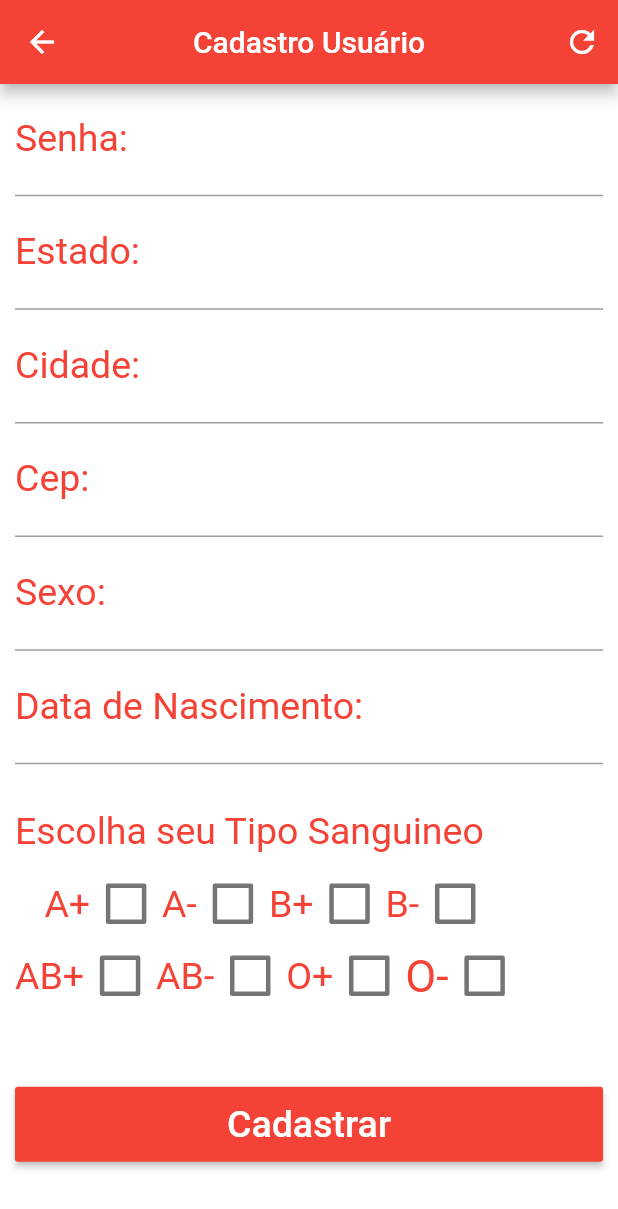
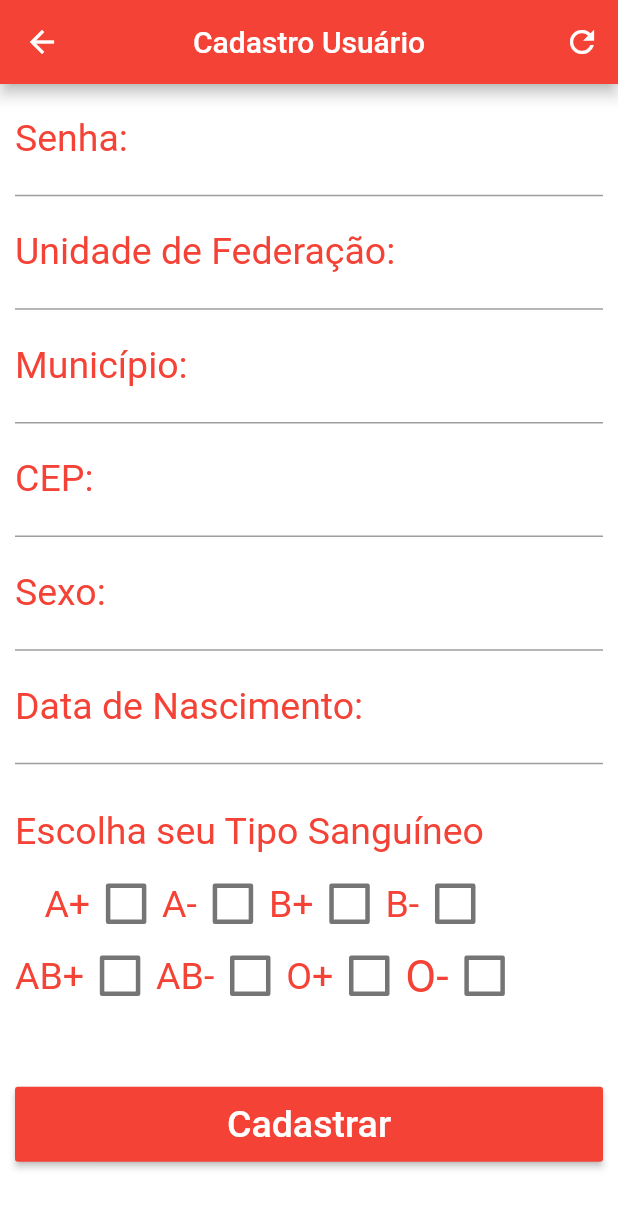
Before and after one commit to LuisFernandoBR2019/Help-Life-Mobile, a Flutter app: the CadUserPage screen opened directly, scrolled down 424 dp, on a phone screen of 412 x 824 dp. Shown: the top 1209 px of the screen. Run offline on Flutter 3.47's test engine with Material 2 defaults, Android fonts, the phone set to English and light mode, and no system bars; our stand-ins replace share.

Commit message:
Ajuste Strings

```diff
--- a/lib/page/cadastroHemocentro.dart
+++ b/lib/page/cadastroHemocentro.dart
@@ -5,7 +5,7 @@ import 'dart:convert';
 
 import 'login.dart';
 
-const _request = "http://192.168.0.104:9006/api/v1/helplife/hemocentro";
+const _request = "http://192.168.0.105:9006/api/v1/helplife/hemocentro";
 
 class CadHemoPage extends StatefulWidget {
   @override
@@ -143,7 +143,7 @@ class _CadHemoPageState extends State<CadHemoPage> {
                   TextFormField(
                     keyboardType: TextInputType.text,
                     decoration: InputDecoration(
-                        labelText: "Telefone:",
+                        labelText: "Número de Telefone:",
                         labelStyle: TextStyle(color: Colors.red)),
                     textAlign: TextAlign.center,
                     style: TextStyle(color: Colors.red, fontSize: 25.0),
@@ -186,35 +186,35 @@ class _CadHemoPageState extends State<CadHemoPage> {
                   TextFormField(
                     keyboardType: TextInputType.text,
                     decoration: InputDecoration(
-                        labelText: "Estado:",
+                        labelText: "Unidade de Federação:",
                         labelStyle: TextStyle(color: Colors.red)),
                     textAlign: TextAlign.center,
                     style: TextStyle(color: Colors.red, fontSize: 25.0),
                     controller: estadoController,
                     validator: (value) {
                       if (value.isEmpty) {
-                        return "Insira seu Estado!";
+                        return "Insira sua Unidade de Federação!";
                       }
                     },
                   ),
                   TextFormField(
                     keyboardType: TextInputType.text,
                     decoration: InputDecoration(
-                        labelText: "Cidade:",
+                        labelText: "Município:",
                         labelStyle: TextStyle(color: Colors.red)),
                     textAlign: TextAlign.center,
                     style: TextStyle(color: Colors.red, fontSize: 25.0),
                     controller: cidadeController,
                     validator: (value) {
                       if (value.isEmpty) {
-                        return "Insira sua Cidade!";
+                        return "Insira seu Município!";
                       }
                     },
                   ),
                   TextFormField(
                     keyboardType: TextInputType.text,
                     decoration: InputDecoration(
-                        labelText: "Cep:",
+                        labelText: "CEP:",
                         labelStyle: TextStyle(color: Colors.red)),
                     textAlign: TextAlign.center,
                     style: TextStyle(color: Colors.red, fontSize: 25.0),
--- a/lib/page/cadastroUsuario.dart
+++ b/lib/page/cadastroUsuario.dart
@@ -7,7 +7,7 @@ import 'package:http/http.dart' as http;
 
 import 'login.dart';
 
-const _request = "http://192.168.0.104:9006/api/v1/helplife/usuariocomum";
+const _request = "http://192.168.0.105:9006/api/v1/helplife/usuariocomum";
 
 class CadUserPage extends StatefulWidget {
   @override
@@ -237,35 +237,35 @@ class _CadUserPage extends State<CadUserPage> {
                   TextFormField(
                     keyboardType: TextInputType.text,
                     decoration: InputDecoration(
-                        labelText: "Estado:",
+                        labelText: "Unidade de Federação:",
                         labelStyle: TextStyle(color: Colors.red)),
                     textAlign: TextAlign.center,
                     style: TextStyle(color: Colors.red, fontSize: 25.0),
                     controller: estadoController,
                     validator: (value) {
                       if (value.isEmpty) {
-                        return "Insira seu Estado!";
+                        return "Insira sua Unidade de Federação!";
                       }
                     },
                   ),
                   TextFormField(
                     keyboardType: TextInputType.text,
                     decoration: InputDecoration(
-                        labelText: "Cidade:",
+                        labelText: "Município:",
                         labelStyle: TextStyle(color: Colors.red)),
                     textAlign: TextAlign.center,
                     style: TextStyle(color: Colors.red, fontSize: 25.0),
                     controller: cidadeController,
                     validator: (value) {
                       if (value.isEmpty) {
-                        return "Insira sua Cidade!";
+                        return "Insira seu Município!";
                       }
                     },
                   ),
                   TextFormField(
                     keyboardType: TextInputType.text,
                     decoration: InputDecoration(
-                        labelText: "Cep:",
+                        labelText: "CEP:",
                         labelStyle: TextStyle(color: Colors.red)),
                     textAlign: TextAlign.center,
                     style: TextStyle(color: Colors.red, fontSize: 25.0),
@@ -307,7 +307,7 @@ class _CadUserPage extends State<CadUserPage> {
                   Padding(
                     padding: EdgeInsets.fromLTRB(0.0, 30.0, 0.0, 10.0),
                     child: Text(
-                      "Escolha seu Tipo Sanguineo",
+                      "Escolha seu Tipo Sanguíneo",
                       style: TextStyle(color: Colors.red, fontSize: 25.0),
                     ),
                   ),
--- a/lib/page/campanhaCadastro.dart
+++ b/lib/page/campanhaCadastro.dart
@@ -8,7 +8,7 @@ import 'package:helplifeandroid/entity/usuario.dart';
 import 'package:helplifeandroid/page/campanhaView.dart';
 import 'package:http/http.dart' as http;
 
-const _request = "http://192.168.0.104:9006/api/v1/helplife/campanha";
+const _request = "http://192.168.0.105:9006/api/v1/helplife/campanha";
 
 class CampanhaCadastro extends StatefulWidget {
   final Usuario user;
@@ -22,7 +22,7 @@ class CampanhaCadastro extends StatefulWidget {
 List<dynamic> hemocentroList = null;
 List<Hemocentro> listHemocentro = List<Hemocentro>();
 Hemocentro hemo = null;
-const _requestTwo = "http://192.168.0.104:9006/api/v1/helplife/usuario";
+const _requestTwo = "http://192.168.0.105:9006/api/v1/helplife/usuario";
 
 List<Hemocentro> HemocentroList = List<Hemocentro>();
 int HemocentroID = -1;
@@ -271,7 +271,7 @@ class _CampanhaCadastroState extends State<CampanhaCadastro> {
                         TextFormField(
                           keyboardType: TextInputType.datetime,
                           decoration: InputDecoration(
-                              labelText: "Data inicio:",
+                              labelText: "Data início:",
                               labelStyle: TextStyle(color: Colors.red)),
                           textAlign: TextAlign.center,
                           style: TextStyle(color: Colors.red, fontSize: 25.0),
@@ -326,7 +326,7 @@ class _CampanhaCadastroState extends State<CampanhaCadastro> {
                         Padding(
                           padding: EdgeInsets.fromLTRB(0.0, 30.0, 0.0, 10.0),
                           child: Text(
-                            "Escolha seu Tipo Sanguineo",
+                            "Escolha seu Tipo Sanguíneo",
                             style: TextStyle(color: Colors.red, fontSize: 25.0),
                           ),
                         ),
--- a/lib/page/campanhaView.dart
+++ b/lib/page/campanhaView.dart
@@ -15,7 +15,7 @@ List<dynamic> hemocentroListAtualiza = null; //atualiza campanha
 List<Hemocentro> listHemocentroAtualiza =
     List<Hemocentro>(); //atualiza campanha
 
-const _request = "http://192.168.0.104:9006/api/v1/helplife/campanha";
+const _request = "http://192.168.0.105:9006/api/v1/helplife/campanha";
 List<dynamic> campanhas = new List<dynamic>();
 List<Campanha> listaCampanha = List<Campanha>();
 
@@ -293,9 +293,9 @@ class _MyCampanhaState extends State<MyCampanha> {
   }
 
   var ativaCampanha =
-      "http://192.168.0.104:9006/api/v1/helplife/campanha/ativa/";
+      "http://192.168.0.105:9006/api/v1/helplife/campanha/ativa/";
   var desativaCampanha =
-      "http://192.168.0.104:9006/api/v1/helplife/campanha/inativa/";
+      "http://192.168.0.105:9006/api/v1/helplife/campanha/inativa/";
 
   Future<void> ativarCampanha(int idCampanha) async {
     http.get(ativaCampanha + idCampanha.toString(), headers: <String, String>{
@@ -530,7 +530,7 @@ bool _AB1 = false;
 bool _AB2 = false;
 bool _O1 = false;
 bool _O2 = false;
-var _requestTwo = "http://192.168.0.104:9006/api/v1/helplife/campanha/";
+var _requestTwo = "http://192.168.0.105:9006/api/v1/helplife/campanha/";
 
 class _CampanhaIdSimpleState extends State<CampanhaIdSimple> {
   @override
@@ -552,7 +552,7 @@ class _CampanhaIdSimpleState extends State<CampanhaIdSimple> {
                   'Campanha de Doação de Sangue\n \n'
                   'Nome: ${campanha.nome}\n'
                   'Descrição: ${campanha.descricao}\n'
-                  'Data de inicio: ${campanha.dataInicio}\n'
+                  'Data de início: ${campanha.dataInicio}\n'
                   'Data final: ${campanha.dataFinal}\n'
                   'Criado por: ${campanha.usuario.nome}\n'
                   'Para ser doado no Hemocentro: ${campanha.hemocentro.nome}\n'
@@ -597,7 +597,7 @@ class _CampanhaIdSimpleState extends State<CampanhaIdSimple> {
                         enabled: false,
                         keyboardType: TextInputType.text,
                         decoration: InputDecoration(
-                            labelText: "Data Inicio:",
+                            labelText: "Data Início:",
                             labelStyle: TextStyle(color: Colors.red)),
                         textAlign: TextAlign.center,
                         style: TextStyle(color: Colors.red, fontSize: 25.0),
@@ -646,7 +646,7 @@ class _CampanhaIdSimpleState extends State<CampanhaIdSimple> {
                       Padding(
                         padding: EdgeInsets.fromLTRB(0.0, 30.0, 0.0, 10.0),
                         child: Text(
-                          "Tipo Sanguineo:",
+                          "Tipo Sanguíneo:",
                           style: TextStyle(color: Colors.red, fontSize: 25.0),
                         ),
                       ),
@@ -761,7 +761,7 @@ bool __AB1 = false;
 bool __AB2 = false;
 bool __O1 = false;
 bool __O2 = false;
-const _requestThree = "http://192.168.0.104:9006/api/v1/helplife/usuario";
+const _requestThree = "http://192.168.0.105:9006/api/v1/helplife/usuario";
 
 class atualizaCampanha extends StatefulWidget {
   final Usuario user;
@@ -1078,14 +1078,14 @@ class _UpdateState extends State<Update> {
               TextFormField(
                 keyboardType: TextInputType.datetime,
                 decoration: InputDecoration(
-                    labelText: "Data inicio:",
+                    labelText: "Data início:",
                     labelStyle: TextStyle(color: Colors.red)),
                 textAlign: TextAlign.center,
                 style: TextStyle(color: Colors.red, fontSize: 25.0),
                 controller: dataInicioController,
                 validator: (value) {
                   if (value.isEmpty) {
-                    return "Insira a data de inicio!";
+                    return "Insira a data de início!";
                   }
                 },
               ),
@@ -1132,7 +1132,7 @@ class _UpdateState extends State<Update> {
               Padding(
                 padding: EdgeInsets.fromLTRB(0.0, 30.0, 0.0, 10.0),
                 child: Text(
-                  "Escolha seu Tipo Sanguineo",
+                  "Escolha seu Tipo Sanguíneo",
                   style: TextStyle(color: Colors.red, fontSize: 25.0),
                 ),
               ),
--- a/lib/page/login.dart
+++ b/lib/page/login.dart
@@ -12,7 +12,7 @@ import 'package:http/http.dart' as http;
 import 'cadastroHemocentro.dart';
 import 'cadastroUsuario.dart';
 
-const _request = "http://192.168.0.104:9006/api/v1/helplife/login";
+const _request = "http://192.168.0.105:9006/api/v1/helplife/login";
 
 class LoginStart extends StatefulWidget {
   @override
@@ -55,7 +55,6 @@ class _LoginState extends State<LoginStart> {
     showDialog(
       context: context,
       builder: (BuildContext context) {
-        Center(child: CircularProgressIndicator());
         if (tipoUsuario == 0) {
           Future.delayed(Duration(seconds: 3), () {
             Navigator.push(
@@ -72,10 +71,10 @@ class _LoginState extends State<LoginStart> {
                     builder: (context) => DashboardHemocentro(user)));
           });
         }
-        // retorna um objeto do tipo Dialog
-        return AlertDialog(
-          title: new Text("Acesso efetuado com sucesso!"),
-        );
+          // retorna um objeto do tipo Dialog
+          return AlertDialog(
+            title: new Text("Acesso efetuado com sucesso!"),
+          );
       },
     );
   }
@@ -84,7 +83,6 @@ class _LoginState extends State<LoginStart> {
     showDialog(
       context: context,
       builder: (BuildContext context) {
-        Center(child: CircularProgressIndicator());
         Future.delayed(Duration(seconds: 3), () {
           Navigator.of(context).pop();
         });
--- a/lib/page/perfilHemocentro.dart
+++ b/lib/page/perfilHemocentro.dart
@@ -4,9 +4,9 @@ import 'package:flutter/material.dart';
 import 'package:helplifeandroid/entity/usuario.dart';
 import 'package:http/http.dart' as http;
 
-var _request = "http://192.168.0.104:9006/api/v1/helplife/usuario/";
+var _request = "http://192.168.0.105:9006/api/v1/helplife/usuario/";
 
-var _requestPut = "http://192.168.0.104:9006/api/v1/helplife/";
+var _requestPut = "http://192.168.0.105:9006/api/v1/helplife/";
 
 Usuario usuario = Usuario();
 
@@ -221,7 +221,7 @@ class _PerfilState extends State<Perfil> {
                 TextFormField(
                   keyboardType: TextInputType.phone,
                   decoration: InputDecoration(
-                      labelText: "Telefone:",
+                      labelText: "Número de Telefone:",
                       labelStyle: TextStyle(color: Colors.red)),
                   textAlign: TextAlign.center,
                   style: TextStyle(color: Colors.red, fontSize: 25.0),
@@ -265,35 +265,35 @@ class _PerfilState extends State<Perfil> {
                 TextFormField(
                   keyboardType: TextInputType.text,
                   decoration: InputDecoration(
-                      labelText: "Estado:",
+                      labelText: "Unidade de Federação:",
                       labelStyle: TextStyle(color: Colors.red)),
                   textAlign: TextAlign.center,
                   style: TextStyle(color: Colors.red, fontSize: 25.0),
                   controller: estadoController,
                   validator: (value) {
                     if (value.isEmpty) {
-                      return "Insira seu Estado!";
+                      return "Insira sua Unidade de Federação!";
                     }
                   },
                 ),
                 TextFormField(
                   keyboardType: TextInputType.text,
                   decoration: InputDecoration(
-                      labelText: "Cidade:",
+                      labelText: "Município:",
                       labelStyle: TextStyle(color: Colors.red)),
                   textAlign: TextAlign.center,
                   style: TextStyle(color: Colors.red, fontSize: 25.0),
                   controller: cidadeController,
                   validator: (value) {
                     if (value.isEmpty) {
-                      return "Insira sua Cidade!";
+                      return "Insira seu Município!";
                     }
                   },
                 ),
                 TextFormField(
                   keyboardType: TextInputType.text,
                   decoration: InputDecoration(
-                      labelText: "Cep:",
+                      labelText: "CEP:",
                       labelStyle: TextStyle(color: Colors.red)),
                   textAlign: TextAlign.center,
                   style: TextStyle(color: Colors.red, fontSize: 25.0),
--- a/lib/page/perfilUsuario.dart
+++ b/lib/page/perfilUsuario.dart
@@ -6,8 +6,8 @@ import 'package:helplifeandroid/entity/tipoSanguineo.dart';
 import 'package:helplifeandroid/entity/usuario.dart';
 import 'package:http/http.dart' as http;
 
-var _request = "http://192.168.0.104:9006/api/v1/helplife/usuario/";
-var _requestPut = "http://192.168.0.104:9006/api/v1/helplife/";
+var _request = "http://192.168.0.105:9006/api/v1/helplife/usuario/";
+var _requestPut = "http://192.168.0.105:9006/api/v1/helplife/";
 TipoSanguineo tp = TipoSanguineo();
 bool _A1 = false;
 bool _A2 = false;
@@ -303,14 +303,14 @@ class _PerfilState extends State<Perfil> {
                 TextFormField(
                   keyboardType: TextInputType.phone,
                   decoration: InputDecoration(
-                      labelText: "Telefone:",
+                      labelText: "Celular:",
                       labelStyle: TextStyle(color: Colors.red)),
                   textAlign: TextAlign.center,
                   style: TextStyle(color: Colors.red, fontSize: 25.0),
                   controller: telefoneController,
                   validator: (value) {
                     if (value.isEmpty || value.length < 6) {
-                      return "Insira seu Telefone!";
+                      return "Insira seu Celular!";
                     }
                   },
                 ),
@@ -347,35 +347,35 @@ class _PerfilState extends State<Perfil> {
                 TextFormField(
                   keyboardType: TextInputType.text,
                   decoration: InputDecoration(
-                      labelText: "Estado:",
+                      labelText: "Unidade de Federação:",
                       labelStyle: TextStyle(color: Colors.red)),
                   textAlign: TextAlign.center,
                   style: TextStyle(color: Colors.red, fontSize: 25.0),
                   controller: estadoController,
                   validator: (value) {
                     if (value.isEmpty) {
-                      return "Insira seu Estado!";
+                      return "Insira sua Unidade de Federação!";
                     }
                   },
                 ),
                 TextFormField(
                   keyboardType: TextInputType.text,
                   decoration: InputDecoration(
-                      labelText: "Cidade:",
+                      labelText: "Município:",
                       labelStyle: TextStyle(color: Colors.red)),
                   textAlign: TextAlign.center,
                   style: TextStyle(color: Colors.red, fontSize: 25.0),
                   controller: cidadeController,
                   validator: (value) {
                     if (value.isEmpty) {
-                      return "Insira sua Cidade!";
+                      return "Insira seu Município!";
                     }
                   },
                 ),
                 TextFormField(
                   keyboardType: TextInputType.text,
                   decoration: InputDecoration(
-                      labelText: "Cep:",
+                      labelText: "CEP:",
                       labelStyle: TextStyle(color: Colors.red)),
                   textAlign: TextAlign.center,
                   style: TextStyle(color: Colors.red, fontSize: 25.0),
@@ -417,7 +417,7 @@ class _PerfilState extends State<Perfil> {
                 Padding(
                   padding: EdgeInsets.fromLTRB(0.0, 30.0, 0.0, 10.0),
                   child: Text(
-                    "Tipo Sanguineo",
+                    "Tipo Sanguíneo",
                     style: TextStyle(color: Colors.red, fontSize: 25.0),
                   ),
                 ),
--- a/lib/page/recuperaSenhaDefinitivo.dart
+++ b/lib/page/recuperaSenhaDefinitivo.dart
@@ -8,7 +8,7 @@ import 'package:flutter/material.dart';
 import 'package:helplifeandroid/entity/dadosLogin.dart';
 
 
-const _request = "http://192.168.0.104:9006/api/v1/helplife/alterarSenha";
+const _request = "http://192.168.0.105:9006/api/v1/helplife/alterarSenha";
 
 class RecuperaSenhaDefinitivo extends StatefulWidget {
   @override
--- a/lib/page/recuperarSenha.dart
+++ b/lib/page/recuperarSenha.dart
@@ -5,7 +5,7 @@ import 'package:helplifeandroid/entity/usuario.dart';
 import 'package:helplifeandroid/page/recuperaSenhaDefinitivo.dart';
 import 'package:http/http.dart' as http;
 
-const _request = "http://192.168.0.104:9006/api/v1/helplife/recuperarSenha";
+const _request = "http://192.168.0.105:9006/api/v1/helplife/recuperarSenha";
 
 class RecuperarSenha extends StatefulWidget {
   @override
--- a/lib/page/solicitacaoCadastro.dart
+++ b/lib/page/solicitacaoCadastro.dart
@@ -8,7 +8,7 @@ import 'package:helplifeandroid/entity/usuario.dart';
 import 'package:helplifeandroid/page/solicitacaoView.dart';
 import 'package:http/http.dart' as http;
 
-const _request = "http://192.168.0.104:9006/api/v1/helplife/solicitacao";
+const _request = "http://192.168.0.105:9006/api/v1/helplife/solicitacao";
 
 class SolicitacaoCadastro extends StatefulWidget {
   final Usuario user;
@@ -24,7 +24,7 @@ List<Hemocentro> listHemocentro = List<Hemocentro>();
 List<Hemocentro> HemocentroList = List<Hemocentro>();
 int HemocentroID = -1;
 Hemocentro hemo = null;
-const _requestTwo = "http://192.168.0.104:9006/api/v1/helplife/usuario";
+const _requestTwo = "http://192.168.0.105:9006/api/v1/helplife/usuario";
 
 class _SolicitacaoCadastroState extends State<SolicitacaoCadastro> {
   Future<void> criarSolicitacao(Solicitacao solicitacao) async {
@@ -294,7 +294,7 @@ class _SolicitacaoCadastroState extends State<SolicitacaoCadastro> {
                         Padding(
                           padding: EdgeInsets.fromLTRB(0.0, 30.0, 0.0, 10.0),
                           child: Text(
-                            "Escolha seu Tipo Sanguineo",
+                            "Escolha seu Tipo Sanguíneo",
                             style: TextStyle(color: Colors.red, fontSize: 25.0),
                           ),
                         ),
--- a/lib/page/solicitacaoView.dart
+++ b/lib/page/solicitacaoView.dart
@@ -9,7 +9,7 @@ import 'package:http/http.dart' as http;
 import 'package:helplifeandroid/entity/solicitacao.dart';
 import 'package:share/share.dart';
 
-const _request = "http://192.168.0.104:9006/api/v1/helplife/solicitacao";
+const _request = "http://192.168.0.105:9006/api/v1/helplife/solicitacao";
 
 List<dynamic> solicitacoes = new List<dynamic>();
 List<Solicitacao> listaSolicitacao = null;
@@ -145,9 +145,9 @@ class MySolicitacao extends StatefulWidget {
 
 class _MySolicitacaoState extends State<MySolicitacao> {
   var ativaSolicitacao =
-      "http://192.168.0.104:9006/api/v1/helplife/solicitacao/ativa/";
+      "http://192.168.0.105:9006/api/v1/helplife/solicitacao/ativa/";
   var desativaSolicitacao =
-      "http://192.168.0.104:9006/api/v1/helplife/solicitacao/inativa/";
+      "http://192.168.0.105:9006/api/v1/helplife/solicitacao/inativa/";
 
   Future<void> ativarSolicitacao(int idCampanha) async {
     http.get(ativaSolicitacao + idCampanha.toString(),
@@ -430,7 +430,7 @@ class _SolicitacaoState extends State<SolicitacaoList> {
   }
 }
 
-var _requestTwo = "http://192.168.0.104:9006/api/v1/helplife/usuario";
+var _requestTwo = "http://192.168.0.105:9006/api/v1/helplife/usuario";
 
 class SolicitacaoSimpleID extends StatefulWidget {
   final int SolicitacaoID;
@@ -619,7 +619,7 @@ class _SolicitacaoSimpleIDState extends State<SolicitacaoSimpleID> {
                       Padding(
                         padding: EdgeInsets.fromLTRB(0.0, 30.0, 0.0, 10.0),
                         child: Text(
-                          "Escolha seu Tipo Sanguineo",
+                          "Escolha seu Tipo Sanguíneo",
                           style: TextStyle(color: Colors.red, fontSize: 25.0),
                         ),
                       ),
@@ -1076,7 +1076,7 @@ class _SolicitacaoIDSimpleState extends State<SolicitacaoIDSimple> {
               Padding(
                 padding: EdgeInsets.fromLTRB(0.0, 30.0, 0.0, 10.0),
                 child: Text(
-                  "Escolha seu Tipo Sanguineo",
+                  "Escolha seu Tipo Sanguíneo",
                   style: TextStyle(color: Colors.red, fontSize: 25.0),
                 ),
               ),
```
